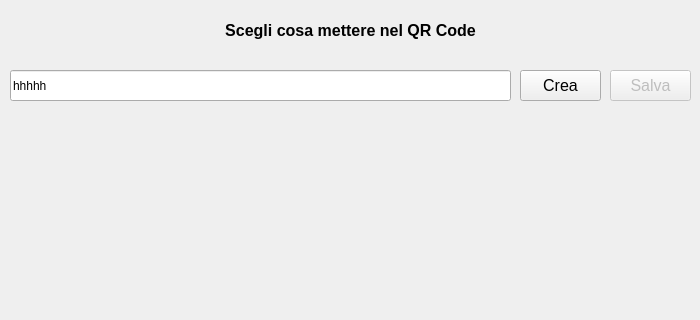
Above: main.ui from mattepuffo/MPQrcode before the change; both pictures show x 0 to 700 and y 0 to 320 of the 700 by 600 pixel window. Below: the same form after it.
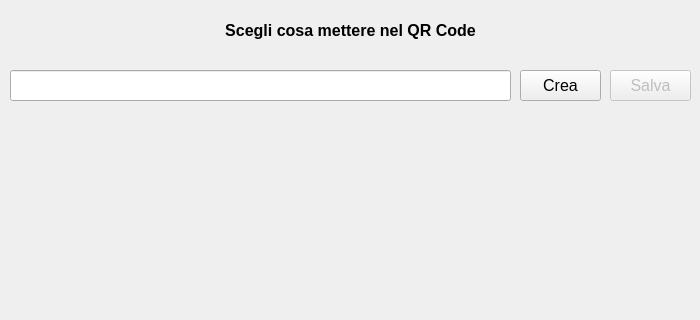
That is the form after the change.

Patch:
```diff
--- a/main.ui
+++ b/main.ui
@@ -76,7 +76,7 @@
      </rect>
     </property>
     <property name="text">
-     <string>hhhhh</string>
+     <string/>
     </property>
    </widget>
    <widget class="QLabel" name="lblImage">
```
